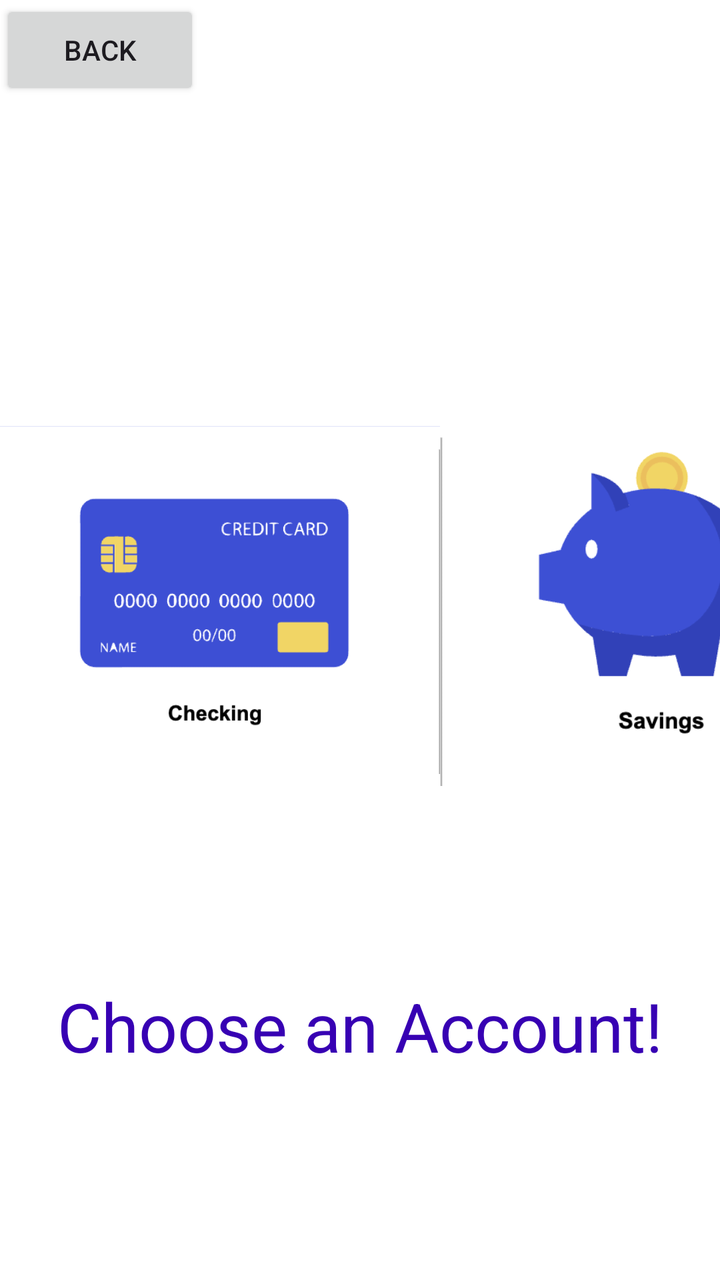
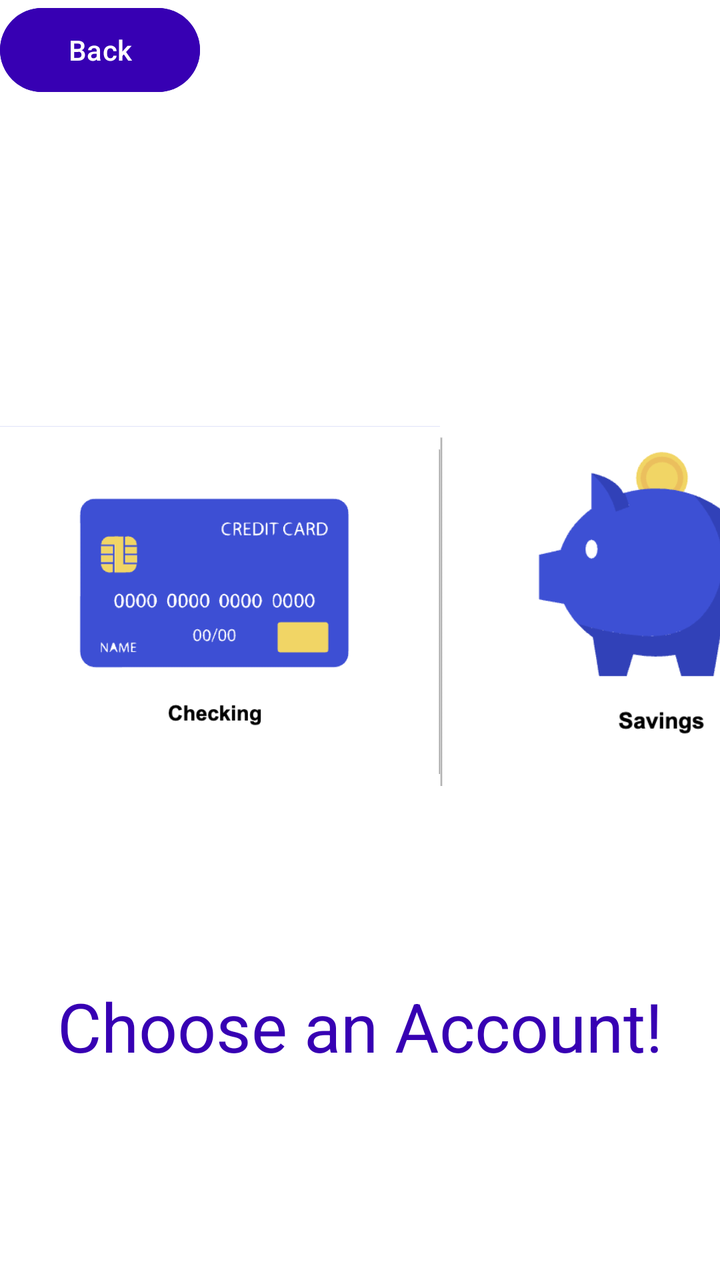

The first picture is an Android layout as it rendered before a commit; the second is the same layout after the commit. The layout source and the unified diff follow.
<!-- AndroidManifest.xml: activity theme Theme.ATM -->
<!-- res/layout/activity_choose.xml -->
<?xml version="1.0" encoding="utf-8"?>
<LinearLayout xmlns:android="http://schemas.android.com/apk/res/android"
    android:layout_width="match_parent"
    android:layout_height="match_parent"
    android:background="@color/white"
    android:orientation="vertical">

    <Button
        android:id="@+id/back"
        android:layout_width="100dp"
        android:layout_height="50dp"
        android:text="Back"
        android:layout_marginTop="0dp">

    </Button>

    <LinearLayout
        android:layout_width="match_parent"
        android:layout_height="match_parent"
        android:orientation="horizontal">

        <ImageButton
            android:id="@+id/checkings"
            android:layout_width="220dp"
            android:layout_height="500dp"
            android:src="@drawable/checkings"
            android:scaleType="fitCenter"
            android:background="@android:color/transparent">
        </ImageButton>

        <ImageButton
            android:id="@+id/savings"
            android:layout_width="220dp"
            android:layout_height="500dp"
            android:src="@drawable/savings"
            android:scaleType="fitCenter"
            android:background="@android:color/transparent">
        </ImageButton>

    </LinearLayout>

    <TextView
        android:layout_width="match_parent"
        android:layout_height="300dp"
        android:text="Choose an Account!"
        android:layout_marginTop="-150dp"
        android:textAlignment="center"
        android:textSize="34sp"
        android:textColor="@color/purple_700">
    </TextView>

</LinearLayout>
<!-- resources referenced by this layout -->
<resources>
  <color name="purple_700">#FF3700B3</color>
  <color name="white">#FFFFFFFF</color>
  <!-- drawable checkings: png bitmap (drawable, 21990 bytes) -->
  <!-- drawable savings: png bitmap (drawable, 18931 bytes) -->
  <style name="Theme.ATM" parent="android:Theme.Material.Light.NoActionBar" />
</resources>

<!-- the commit's change to res/layout/activity_choose.xml (unified diff, before → after) -->
@@ -5,14 +5,16 @@
     android:background="@color/white"
     android:orientation="vertical">
 
-    <Button
+    <com.google.android.material.button.MaterialButton
         android:id="@+id/back"
         android:layout_width="100dp"
         android:layout_height="50dp"
         android:text="Back"
+        android:textColor="@color/white"
+        android:backgroundTint="@color/purple_700"
         android:layout_marginTop="0dp">
 
-    </Button>
+    </com.google.android.material.button.MaterialButton>
 
     <LinearLayout
         android:layout_width="match_parent"
@@ -39,7 +41,7 @@
 
     </LinearLayout>
 
-    <TextView
+    <com.google.android.material.textview.MaterialTextView
         android:layout_width="match_parent"
         android:layout_height="300dp"
         android:text="Choose an Account!"
@@ -47,6 +49,6 @@
         android:textAlignment="center"
         android:textSize="34sp"
         android:textColor="@color/purple_700">
-    </TextView>
+    </com.google.android.material.textview.MaterialTextView>
 
 </LinearLayout>
